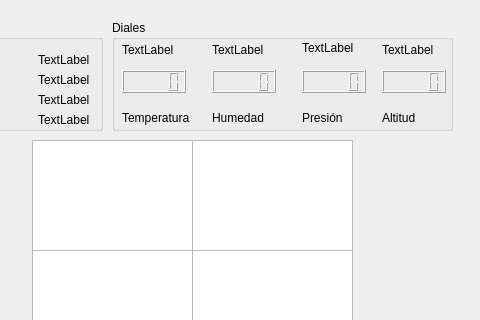
The window that InterfazProyec.ui (Holocron09/Proyecto_arqui_Clase) describes before a commit, drawn with Qt 5; both pictures show x 98 to 578 and y 0 to 320 of the 578 by 637 pixel window.
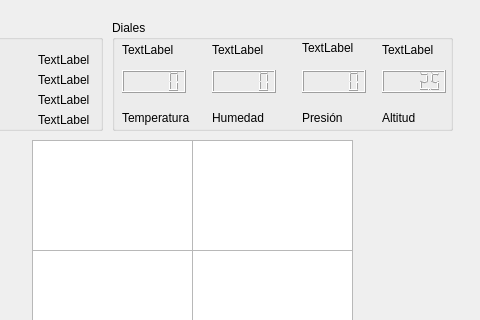
The same window after the commit. Custom widgets are drawn as their Qt base class.

Commit message: cambios interfaz base

```diff
--- a/InterfazProyec.ui
+++ b/InterfazProyec.ui
@@ -306,6 +306,15 @@
        <height>23</height>
       </rect>
      </property>
+     <property name="smallDecimalPoint">
+      <bool>true</bool>
+     </property>
+     <property name="digitCount">
+      <number>5</number>
+     </property>
+     <property name="value" stdset="0">
+      <double>2.500000000000000</double>
+     </property>
     </widget>
    </widget>
    <widget class="PlotWidget" name="graphicsView_3">
```
